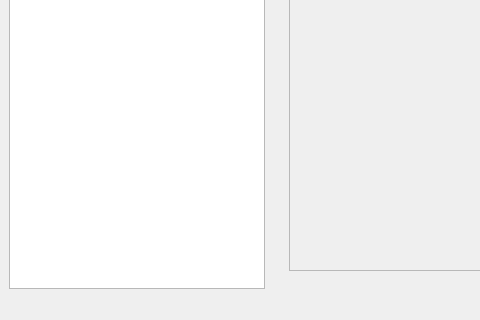
Old version of the form irs/src/gui/wfipsmainwindow.ui in the repository firelab/wfips; both pictures show x 0 to 480 and y 486 to 806 of the 1207 by 806 pixel window.
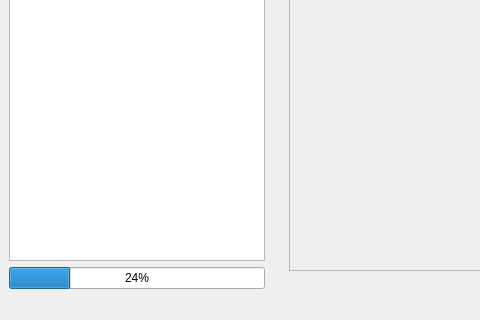
New version of the form. The open tabs and pages were chosen to show the change.

Commit message: initial dispatch locations are on the map

The edit to the form file:
```diff
--- a/irs/src/gui/wfipsmainwindow.ui
+++ b/irs/src/gui/wfipsmainwindow.ui
@@ -16,6 +16,8 @@
   <widget class="QWidget" name="centralwidget">
    <layout class="QHBoxLayout" name="horizontalLayout">
     <item>
+     <layout class="QVBoxLayout" name="verticalLayout_21">
+      <item>
      <widget class="QTreeWidget" name="treeWidget">
       <property name="sizePolicy">
        <sizepolicy hsizetype="Maximum" vsizetype="Expanding">
@@ -130,6 +132,21 @@
      </widget>
     </item>
     <item>
+       <widget class="QProgressBar" name="progressBar">
+        <property name="sizePolicy">
+         <sizepolicy hsizetype="Preferred" vsizetype="Fixed">
+          <horstretch>0</horstretch>
+          <verstretch>0</verstretch>
+         </sizepolicy>
+        </property>
+        <property name="value">
+         <number>24</number>
+        </property>
+       </widget>
+      </item>
+     </layout>
+    </item>
+    <item>
      <layout class="QVBoxLayout" name="verticalLayout">
       <item>
        <widget class="QFrame" name="mapToolFrame">
```
Left out of the diff: 7 changed lines with no effect on the pictures. Lines whose indentation alone changed are shown as unchanged. The commit also changes 2 other files.
